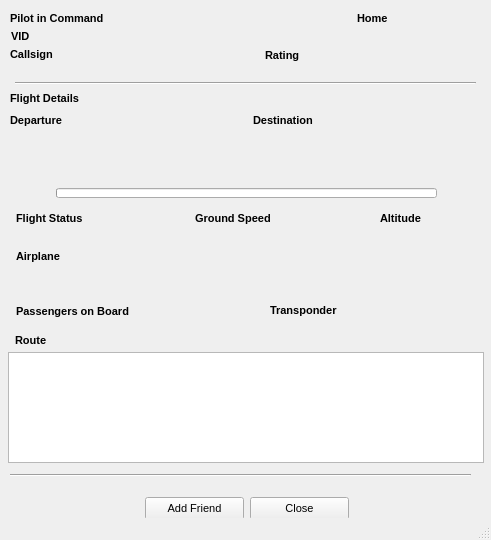
Above: QtUI/PilotInfo_UI.ui from emper0r/IVAO-status before the change. Below: the same form after it.
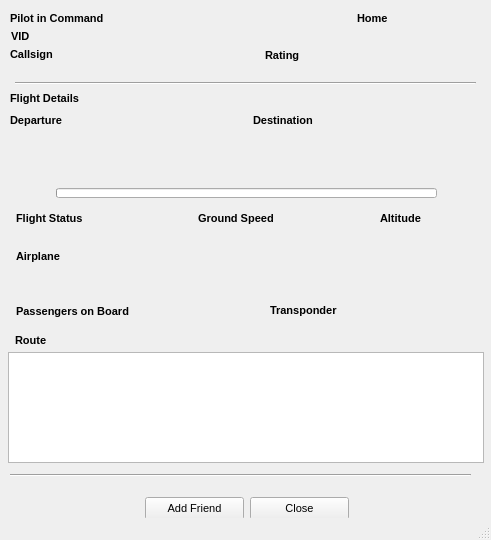
That is the form after the change.

The edit to the form file:
```diff
--- a/QtUI/PilotInfo_UI.ui
+++ b/QtUI/PilotInfo_UI.ui
@@ -379,7 +379,7 @@
    <widget class="QLabel" name="GroundSpeed_label">
     <property name="geometry">
      <rect>
-      <x>195</x>
+      <x>198</x>
       <y>210</y>
       <width>101</width>
       <height>16</height>
@@ -402,7 +402,7 @@
    <widget class="QLabel" name="GroundSpeedNumber">
     <property name="geometry">
      <rect>
-      <x>290</x>
+      <x>293</x>
       <y>208</y>
       <width>41</width>
       <height>20</height>
@@ -469,7 +469,7 @@
      <rect>
       <x>105</x>
       <y>208</y>
-      <width>51</width>
+      <width>91</width>
       <height>20</height>
      </rect>
     </property>
```
